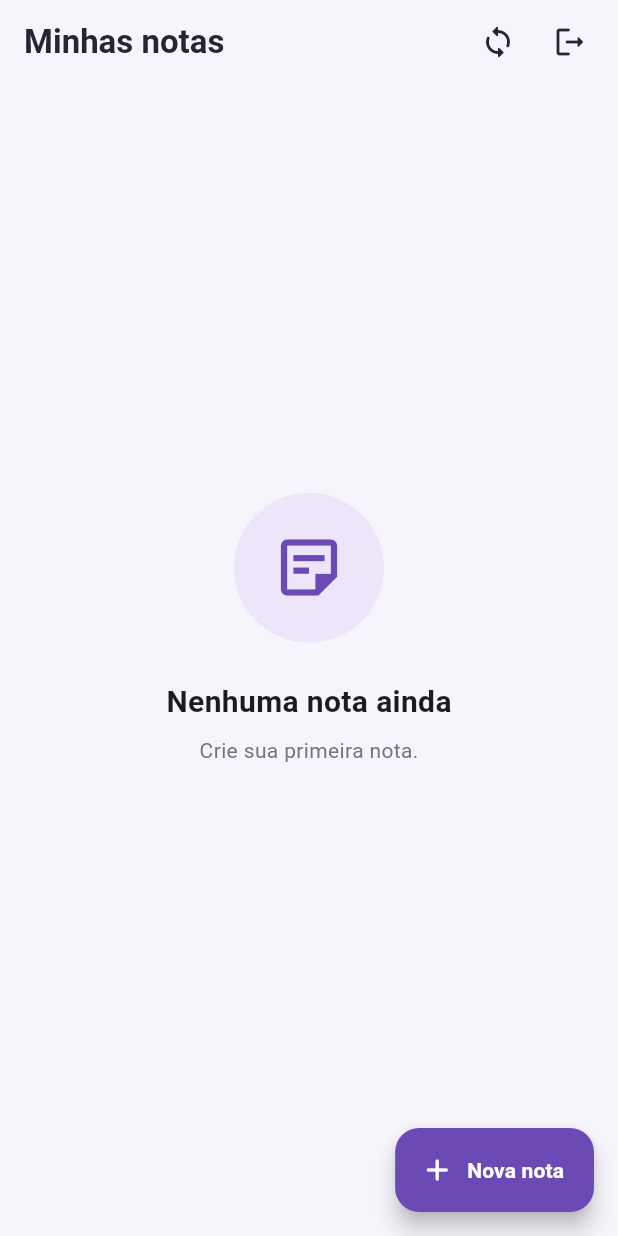
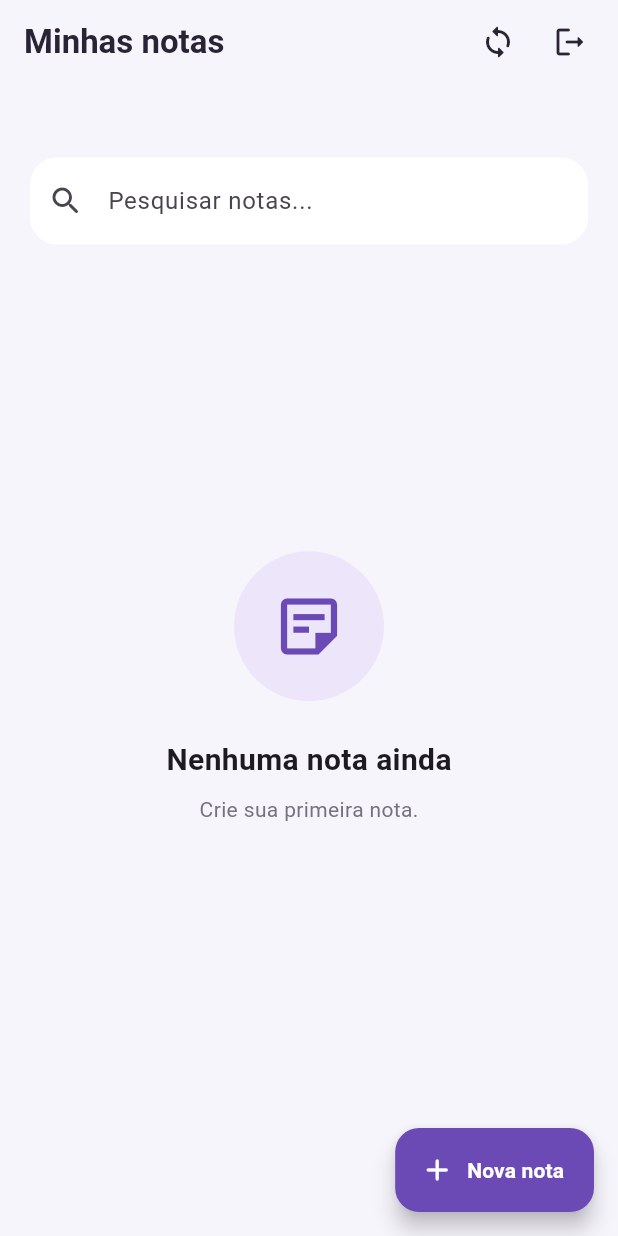
Before and after one commit to LopesBrendinha/bloco_de_nota_turma_B, a Flutter app: the NotesPage screen opened directly, on a phone screen of 412 x 824 dp. Run offline on Flutter 3.47's test engine with Material 3 defaults, Android fonts, the phone set to English and light mode, and no system bars; our stand-ins replace cloud_firestore, firebase_auth, firebase_core, sqflite; accounts and stored records are empty.

Commit message:
feat: add search bar notes by name and content

```diff
--- a/lib/screens/notes_page.dart
+++ b/lib/screens/notes_page.dart
@@ -24,12 +24,46 @@ class _NotesPageState extends State<NotesPage> {
 
   bool offline = false;
 
+  String searchQuery = '';
+
   @override
   void initState() {
     super.initState();
 
     loadNotes();
     syncNotes();
+  }
+
+  String normalize(String text) {
+    const accents = {
+      'a': 'áàãâä',
+      'e': 'éèêë',
+      'i': 'íìîï',
+      'o': 'óòõôö',
+      'u': 'úùûü',
+      'c': 'ç',
+    };
+
+    var result = text.toLowerCase();
+
+    accents.forEach((letter, accented) {
+      for (var variant in accented.split('')) {
+        result = result.replaceAll(variant, letter);
+      }
+    });
+
+    return result;
+  }
+
+  List<Note> get filteredNotes {
+    final query = normalize(searchQuery.trim());
+
+    if (query.isEmpty) return notes;
+
+    return notes.where((note) {
+      return normalize(note.title).contains(query) ||
+          normalize(note.content).contains(query);
+    }).toList();
   }
 
   Future<void> loadNotes() async {
@@ -135,6 +169,8 @@ class _NotesPageState extends State<NotesPage> {
   Widget build(BuildContext context) {
     final user = FirebaseAuth.instance.currentUser;
 
+    final visibleNotes = filteredNotes;
+
     return Scaffold(
       appBar: AppBar(
         title: const Text(
@@ -210,6 +246,21 @@ class _NotesPageState extends State<NotesPage> {
                 )
               ),
 
+            TextField(
+              decoration: InputDecoration(
+                hintText: 'Pesquisar notas...',
+                prefixIcon: Icon(Icons.search_rounded),
+              ),
+              onChanged: (value) {
+                setState(() {
+                  searchQuery = value;
+                });
+              },
+              onTapOutside: (_) => FocusScope.of(context).unfocus(),
+            ),
+
+            SizedBox(height: 20,),
+
             if (notes.isEmpty)
               Expanded(
                 child: Center(
@@ -253,15 +304,24 @@ class _NotesPageState extends State<NotesPage> {
                   ),
                 ),
               )
+            else if (visibleNotes.isEmpty)
+              Expanded(
+                child: Center(
+                  child: Text(
+                    'Nenhuma nota encontrada para a pesquisa "$searchQuery".',
+                    style: TextStyle(color: Color(0xFF77717F)),
+                  )
+                )
+              )
             else
               Expanded(
                 child: RefreshIndicator(
                   onRefresh: syncNotes,
                   child: ListView.builder(
-                    itemCount: notes.length,
+                    itemCount: visibleNotes.length,
 
                     itemBuilder: (context, index) {
-                      final note = notes[index];
+                      final note = visibleNotes[index];
 
                       return NoteCard(
                         note: note,
```
